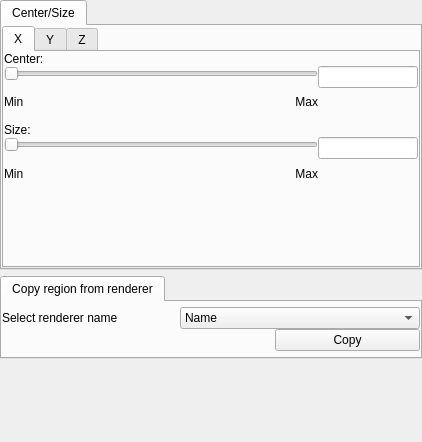
Above: apps/vaporgui/GeometryWidgetGUI.ui from StasJ/vapor-formatted before the change. Below: the same form after it.
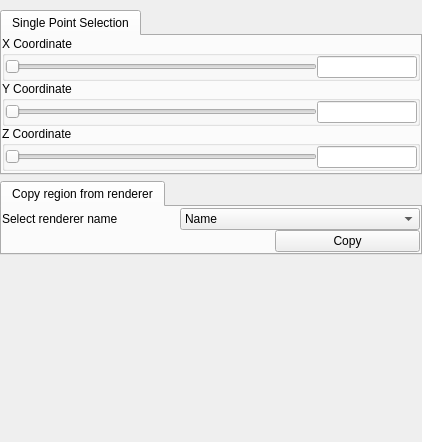
That is the form after the change. The open tabs and pages were chosen to show the change.

Commit message: Added SinglePointSelector to GeometryWidget, cleaned up some overgrown functions in GeometryWidget, reconfigured a better sizing system for GeometryWidget, and carried these changes throughout the renderers that use the GeometryWidget

```diff
--- a/apps/vaporgui/GeometryWidgetGUI.ui
+++ b/apps/vaporgui/GeometryWidgetGUI.ui
@@ -11,7 +11,7 @@
    </rect>
   </property>
   <property name="sizePolicy">
-   <sizepolicy hsizetype="Preferred" vsizetype="Minimum">
+   <sizepolicy hsizetype="Preferred" vsizetype="Maximum">
     <horstretch>0</horstretch>
     <verstretch>0</verstretch>
    </sizepolicy>
@@ -19,7 +19,7 @@
   <property name="windowTitle">
    <string>Form</string>
   </property>
-  <layout class="QVBoxLayout" name="verticalLayout" stretch="1,1,1">
+  <layout class="QVBoxLayout" name="verticalLayout" stretch="0,0,1">
    <property name="spacing">
     <number>-1</number>
    </property>
@@ -30,7 +30,7 @@
     <number>0</number>
    </property>
    <property name="topMargin">
-    <number>0</number>
+    <number>10</number>
    </property>
    <property name="rightMargin">
     <number>0</number>
@@ -41,7 +41,7 @@
    <item>
     <widget class="QStackedWidget" name="stackedSliderWidget">
      <property name="sizePolicy">
-      <sizepolicy hsizetype="Preferred" vsizetype="Minimum">
+      <sizepolicy hsizetype="Preferred" vsizetype="Maximum">
        <horstretch>0</horstretch>
        <verstretch>0</verstretch>
       </sizepolicy>
@@ -56,11 +56,11 @@
       <enum>QFrame::NoFrame</enum>
      </property>
      <property name="currentIndex">
-      <number>0</number>
+      <number>2</number>
      </property>
      <widget class="QWidget" name="minMaxPage">
       <property name="sizePolicy">
-       <sizepolicy hsizetype="Preferred" vsizetype="Minimum">
+       <sizepolicy hsizetype="Preferred" vsizetype="Ignored">
         <horstretch>0</horstretch>
         <verstretch>0</verstretch>
        </sizepolicy>
@@ -87,7 +87,7 @@
        <item>
         <widget class="QTabWidget" name="minMaxTab">
          <property name="sizePolicy">
-          <sizepolicy hsizetype="Minimum" vsizetype="Minimum">
+          <sizepolicy hsizetype="Minimum" vsizetype="Ignored">
            <horstretch>0</horstretch>
            <verstretch>0</verstretch>
           </sizepolicy>
@@ -95,9 +95,9 @@
          <property name="currentIndex">
           <number>0</number>
          </property>
-         <widget class="QWidget" name="tab_3">
+         <widget class="QWidget" name="minMaxContainerWidget">
           <property name="sizePolicy">
-           <sizepolicy hsizetype="Minimum" vsizetype="Minimum">
+           <sizepolicy hsizetype="Minimum" vsizetype="Maximum">
             <horstretch>0</horstretch>
             <verstretch>0</verstretch>
            </sizepolicy>
@@ -127,7 +127,7 @@
            <item>
             <widget class="QGroupBox" name="xMinMaxGroupBox">
              <property name="sizePolicy">
-              <sizepolicy hsizetype="Minimum" vsizetype="Minimum">
+              <sizepolicy hsizetype="Minimum" vsizetype="Maximum">
                <horstretch>0</horstretch>
                <verstretch>0</verstretch>
               </sizepolicy>
@@ -312,7 +312,7 @@
            <item>
             <widget class="QGroupBox" name="yMinMaxGroupBox">
              <property name="sizePolicy">
-              <sizepolicy hsizetype="Minimum" vsizetype="Minimum">
+              <sizepolicy hsizetype="Minimum" vsizetype="Maximum">
                <horstretch>0</horstretch>
                <verstretch>0</verstretch>
               </sizepolicy>
@@ -509,7 +509,7 @@
            <item>
             <widget class="QGroupBox" name="zMinMaxGroupBox">
              <property name="sizePolicy">
-              <sizepolicy hsizetype="Minimum" vsizetype="Minimum">
+              <sizepolicy hsizetype="Minimum" vsizetype="Maximum">
                <horstretch>0</horstretch>
                <verstretch>0</verstretch>
               </sizepolicy>
@@ -709,9 +709,411 @@
        </item>
       </layout>
      </widget>
+     <widget class="QWidget" name="singlePointPage">
+      <property name="sizePolicy">
+       <sizepolicy hsizetype="Preferred" vsizetype="Maximum">
+        <horstretch>0</horstretch>
+        <verstretch>0</verstretch>
+       </sizepolicy>
+      </property>
+      <layout class="QHBoxLayout" name="horizontalLayout">
+       <property name="spacing">
+        <number>0</number>
+       </property>
+       <property name="leftMargin">
+        <number>0</number>
+       </property>
+       <property name="topMargin">
+        <number>0</number>
+       </property>
+       <property name="rightMargin">
+        <number>0</number>
+       </property>
+       <property name="bottomMargin">
+        <number>0</number>
+       </property>
+       <item>
+        <widget class="QTabWidget" name="singlePointTab">
+         <property name="sizePolicy">
+          <sizepolicy hsizetype="Expanding" vsizetype="Maximum">
+           <horstretch>0</horstretch>
+           <verstretch>0</verstretch>
+          </sizepolicy>
+         </property>
+         <property name="currentIndex">
+          <number>0</number>
+         </property>
+         <widget class="QWidget" name="singlePointContainerWidget">
+          <property name="sizePolicy">
+           <sizepolicy hsizetype="Preferred" vsizetype="Maximum">
+            <horstretch>0</horstretch>
+            <verstretch>0</verstretch>
+           </sizepolicy>
+          </property>
+          <attribute name="title">
+           <string>Single Point Selection</string>
+          </attribute>
+          <layout class="QVBoxLayout" name="verticalLayout_51">
+           <property name="spacing">
+            <number>0</number>
+           </property>
+           <property name="leftMargin">
+            <number>0</number>
+           </property>
+           <property name="topMargin">
+            <number>0</number>
+           </property>
+           <property name="rightMargin">
+            <number>0</number>
+           </property>
+           <property name="bottomMargin">
+            <number>0</number>
+           </property>
+           <item>
+            <widget class="QGroupBox" name="xSinglePointGroupBox">
+             <property name="sizePolicy">
+              <sizepolicy hsizetype="Minimum" vsizetype="Maximum">
+               <horstretch>0</horstretch>
+               <verstretch>0</verstretch>
+              </sizepolicy>
+             </property>
+             <property name="minimumSize">
+              <size>
+               <width>0</width>
+               <height>80</height>
+              </size>
+             </property>
+             <property name="title">
+              <string>X Coordinate</string>
+             </property>
+             <layout class="QVBoxLayout" name="verticalLayout_15">
+              <property name="spacing">
+               <number>0</number>
+              </property>
+              <property name="sizeConstraint">
+               <enum>QLayout::SetMinimumSize</enum>
+              </property>
+              <property name="leftMargin">
+               <number>0</number>
+              </property>
+              <property name="topMargin">
+               <number>0</number>
+              </property>
+              <property name="rightMargin">
+               <number>0</number>
+              </property>
+              <property name="bottomMargin">
+               <number>0</number>
+              </property>
+              <item>
+               <layout class="QVBoxLayout" name="verticalLayout_8">
+                <property name="spacing">
+                 <number>0</number>
+                </property>
+                <property name="sizeConstraint">
+                 <enum>QLayout::SetMinimumSize</enum>
+                </property>
+                <item>
+                 <layout class="QHBoxLayout" name="horizontalLayout_7" stretch="1,0">
+                  <property name="spacing">
+                   <number>0</number>
+                  </property>
+                  <property name="sizeConstraint">
+                   <enum>QLayout::SetMinimumSize</enum>
+                  </property>
+                  <item>
+                   <layout class="QVBoxLayout" name="verticalLayout_39">
+                    <property name="spacing">
+                     <number>0</number>
+                    </property>
+                    <property name="sizeConstraint">
+                     <enum>QLayout::SetMinimumSize</enum>
+                    </property>
+                    <item>
+                     <widget class="QSlider" name="xSlider">
+                      <property name="maximumSize">
+                       <size>
+                        <width>16777215</width>
+                        <height>20</height>
+                       </size>
+                      </property>
+                      <property name="orientation">
+                       <enum>Qt::Horizontal</enum>
+                      </property>
+                     </widget>
+                    </item>
+                   </layout>
+                  </item>
+                  <item>
+                   <layout class="QVBoxLayout" name="verticalLayout_40" stretch="0">
+                    <property name="spacing">
+                     <number>0</number>
+                    </property>
+                    <property name="sizeConstraint">
+                     <enum>QLayout::SetMinimumSize</enum>
+                    </property>
+                    <item>
+                     <widget class="QLineEdit" name="xEdit">
+                      <property name="minimumSize">
+                       <size>
+                        <width>100</width>
+                        <height>0</height>
+                       </size>
+                      </property>
+                      <property name="maximumSize">
+                       <size>
+                        <width>100</width>
+                        <height>16777215</height>
+                       </size>
+                      </property>
+                     </widget>
+                    </item>
+                   </layout>
+                  </item>
+                 </layout>
+                </item>
+               </layout>
+              </item>
+             </layout>
+            </widget>
+           </item>
+           <item>
+            <widget class="QGroupBox" name="ySinglePointGroupBox">
+             <property name="sizePolicy">
+              <sizepolicy hsizetype="Minimum" vsizetype="Maximum">
+               <horstretch>0</horstretch>
+               <verstretch>0</verstretch>
+              </sizepolicy>
+             </property>
+             <property name="minimumSize">
+              <size>
+               <width>0</width>
+               <height>80</height>
+              </size>
+             </property>
+             <property name="title">
+              <string>Y Coordinate</string>
+             </property>
+             <layout class="QVBoxLayout" name="verticalLayout_41">
+              <property name="spacing">
+               <number>0</number>
+              </property>
+              <property name="sizeConstraint">
+               <enum>QLayout::SetMinimumSize</enum>
+              </property>
+              <property name="leftMargin">
+               <number>0</number>
+              </property>
+              <property name="topMargin">
+               <number>0</number>
+              </property>
+              <property name="rightMargin">
+               <number>0</number>
+              </property>
+              <property name="bottomMargin">
+               <number>0</number>
+              </property>
+              <item>
+               <layout class="QVBoxLayout" name="verticalLayout_42">
+                <property name="spacing">
+                 <number>0</number>
+                </property>
+                <property name="sizeConstraint">
+                 <enum>QLayout::SetMinimumSize</enum>
+                </property>
+                <item>
+                 <layout class="QHBoxLayout" name="horizontalLayout_8" stretch="1,0">
+                  <property name="spacing">
+                   <number>0</number>
+                  </property>
+                  <property name="sizeConstraint">
+                   <enum>QLayout::SetMinimumSize</enum>
+                  </property>
+                  <item>
+                   <layout class="QVBoxLayout" name="verticalLayout_44">
+                    <property name="spacing">
+                     <number>0</number>
+                    </property>
+                    <property name="sizeConstraint">
+                     <enum>QLayout::SetMinimumSize</enum>
+                    </property>
+                    <item>
+                     <widget class="QSlider" name="ySlider">
+                      <property name="minimumSize">
+                       <size>
+                        <width>0</width>
+                        <height>20</height>
+                       </size>
+                      </property>
+                      <property name="maximumSize">
+                       <size>
+                        <width>16777215</width>
+                        <height>20</height>
+                       </size>
+                      </property>
+                      <property name="orientation">
+                       <enum>Qt::Horizontal</enum>
+                      </property>
+                     </widget>
+                    </item>
+                   </layout>
+                  </item>
+                  <item>
+                   <layout class="QVBoxLayout" name="verticalLayout_45" stretch="0">
+                    <property name="spacing">
+                     <number>0</number>
+                    </property>
+                    <property name="sizeConstraint">
+                     <enum>QLayout::SetMinimumSize</enum>
+                    </property>
+                    <item>
+                     <widget class="QLineEdit" name="yEdit">
+                      <property name="minimumSize">
+                       <size>
+                        <width>100</width>
+                        <height>0</height>
+                       </size>
+                      </property>
+                      <property name="maximumSize">
+                       <size>
+                        <width>100</width>
+                        <height>16777215</height>
+                       </size>
+                      </property>
+                     </widget>
+                    </item>
+                   </layout>
+                  </item>
+                 </layout>
+                </item>
+               </layout>
+              </item>
+             </layout>
+            </widget>
+           </item>
+           <item>
+            <widget class="QGroupBox" name="zSinglePointGroupBox">
+             <property name="sizePolicy">
+              <sizepolicy hsizetype="Minimum" vsizetype="Maximum">
+               <horstretch>0</horstretch>
+               <verstretch>0</verstretch>
+              </sizepolicy>
+             </property>
+             <property name="minimumSize">
+              <size>
+               <width>0</width>
+               <height>80</height>
+              </size>
+             </property>
+             <property name="title">
+              <string>Z Coordinate</string>
+             </property>
+             <layout class="QVBoxLayout" name="verticalLayout_46">
+              <property name="spacing">
+               <number>0</number>
+              </property>
+              <property name="sizeConstraint">
+               <enum>QLayout::SetMinimumSize</enum>
+              </property>
+              <property name="leftMargin">
+               <number>0</number>
+              </property>
+              <property name="topMargin">
+               <number>0</number>
+              </property>
+              <property name="rightMargin">
+               <number>0</number>
+              </property>
+              <property name="bottomMargin">
+               <number>0</number>
+              </property>
+              <item>
+               <layout class="QVBoxLayout" name="verticalLayout_47">
+                <property name="spacing">
+                 <number>0</number>
+                </property>
+                <property name="sizeConstraint">
+                 <enum>QLayout::SetMinimumSize</enum>
+                </property>
+                <item>
+                 <layout class="QHBoxLayout" name="horizontalLayout_9" stretch="1,0">
+                  <property name="spacing">
+                   <number>0</number>
+                  </property>
+                  <property name="sizeConstraint">
+                   <enum>QLayout::SetMinimumSize</enum>
+                  </property>
+                  <item>
+                   <layout class="QVBoxLayout" name="verticalLayout_49">
+                    <property name="spacing">
+                     <number>0</number>
+                    </property>
+                    <property name="sizeConstraint">
+                     <enum>QLayout::SetMinimumSize</enum>
+                    </property>
+                    <item>
+                     <widget class="QSlider" name="zSlider">
+                      <property name="minimumSize">
+                       <size>
+                        <width>0</width>
+                        <height>20</height>
+                       </size>
+                      </property>
+                      <property name="maximumSize">
+                       <size>
+                        <width>16777215</width>
+                        <height>20</height>
+                       </size>
+                      </property>
+                      <property name="orientation">
+                       <enum>Qt::Horizontal</enum>
+                      </property>
+                     </widget>
+                    </item>
+                   </layout>
+                  </item>
+                  <item>
+                   <layout class="QVBoxLayout" name="verticalLayout_50" stretch="0">
+                    <property name="spacing">
+                     <number>0</number>
+                    </property>
+                    <property name="sizeConstraint">
+                     <enum>QLayout::SetMinimumSize</enum>
+                    </property>
+                    <item>
+                     <widget class="QLineEdit" name="zEdit">
+                      <property name="minimumSize">
+                       <size>
+                        <width>100</width>
+                        <height>0</height>
+                       </size>
+                      </property>
+                      <property name="maximumSize">
+                       <size>
+                        <width>100</width>
+                        <height>16777215</height>
+                       </size>
+                      </property>
+                     </widget>
+                    </item>
+                   </layout>
+                  </item>
+                 </layout>
+                </item>
+               </layout>
+              </item>
+             </layout>
+            </widget>
+           </item>
+          </layout>
+         </widget>
+        </widget>
+       </item>
+      </layout>
+     </widget>
      <widget class="QWidget" name="centerSizePage">
       <property name="sizePolicy">
-       <sizepolicy hsizetype="Preferred" vsizetype="Minimum">
+       <sizepolicy hsizetype="Preferred" vsizetype="Ignored">
         <horstretch>0</horstretch>
         <verstretch>0</verstretch>
        </sizepolicy>
@@ -738,7 +1140,7 @@
        <item>
         <widget class="QTabWidget" name="centerSizeTab">
          <property name="sizePolicy">
-          <sizepolicy hsizetype="Minimum" vsizetype="Minimum">
+          <sizepolicy hsizetype="Minimum" vsizetype="Ignored">
            <horstretch>0</horstretch>
            <verstretch>0</verstretch>
           </sizepolicy>
@@ -746,9 +1148,9 @@
          <property name="currentIndex">
           <number>0</number>
          </property>
-         <widget class="QWidget" name="tab">
+         <widget class="QWidget" name="centerSizeContainerWidget">
           <property name="sizePolicy">
-           <sizepolicy hsizetype="Minimum" vsizetype="Minimum">
+           <sizepolicy hsizetype="Minimum" vsizetype="Maximum">
             <horstretch>0</horstretch>
             <verstretch>0</verstretch>
            </sizepolicy>
@@ -778,17 +1180,17 @@
            <item>
             <widget class="QTabWidget" name="tabWidget">
              <property name="sizePolicy">
-              <sizepolicy hsizetype="Minimum" vsizetype="Minimum">
+              <sizepolicy hsizetype="Minimum" vsizetype="Maximum">
                <horstretch>0</horstretch>
                <verstretch>0</verstretch>
               </sizepolicy>
              </property>
              <property name="currentIndex">
-              <number>2</number>
+              <number>0</number>
              </property>
              <widget class="QWidget" name="tab_2">
               <property name="sizePolicy">
-               <sizepolicy hsizetype="Preferred" vsizetype="Minimum">
+               <sizepolicy hsizetype="Preferred" vsizetype="Maximum">
                 <horstretch>0</horstretch>
                 <verstretch>0</verstretch>
                </sizepolicy>
@@ -1065,24 +1467,11 @@
                  </item>
                 </layout>
                </item>
-               <item>
-                <spacer name="verticalSpacer">
-                 <property name="orientation">
-                  <enum>Qt::Vertical</enum>
-                 </property>
-                 <property name="sizeHint" stdset="0">
-                  <size>
-                   <width>20</width>
-                   <height>46</height>
-                  </size>
-                 </property>
-                </spacer>
-               </item>
               </layout>
              </widget>
              <widget class="QWidget" name="tab_6">
               <property name="sizePolicy">
-               <sizepolicy hsizetype="Minimum" vsizetype="Minimum">
+               <sizepolicy hsizetype="Minimum" vsizetype="Maximum">
                 <horstretch>0</horstretch>
                 <verstretch>0</verstretch>
                </sizepolicy>
@@ -1359,24 +1748,11 @@
                  </item>
                 </layout>
                </item>
-               <item>
-                <spacer name="verticalSpacer_2">
-                 <property name="orientation">
-                  <enum>Qt::Vertical</enum>
-                 </property>
-                 <property name="sizeHint" stdset="0">
-                  <size>
-                   <width>20</width>
-                   <height>46</height>
-                  </size>
-                 </property>
-                </spacer>
-               </item>
               </layout>
              </widget>
              <widget class="QWidget" name="tab_5">
               <property name="sizePolicy">
-               <sizepolicy hsizetype="Minimum" vsizetype="Minimum">
+               <sizepolicy hsizetype="Minimum" vsizetype="Maximum">
                 <horstretch>0</horstretch>
                 <verstretch>0</verstretch>
                </sizepolicy>
@@ -1653,19 +2029,6 @@
                  </item>
                 </layout>
                </item>
-               <item>
-                <spacer name="verticalSpacer_3">
-                 <property name="orientation">
-                  <enum>Qt::Vertical</enum>
-                 </property>
-                 <property name="sizeHint" stdset="0">
-                  <size>
-                   <width>20</width>
-                   <height>0</height>
-                  </size>
-                 </property>
-                </spacer>
-               </item>
               </layout>
              </widget>
             </widget>
@@ -1679,7 +2042,7 @@
     </widget>
    </item>
    <item>
-    <widget class="QTabWidget" name="tabWidget_2">
+    <widget class="QTabWidget" name="copyRegionTab">
      <property name="sizePolicy">
       <sizepolicy hsizetype="Expanding" vsizetype="Minimum">
        <horstretch>0</horstretch>
```
The commit also changes 7 other files.
